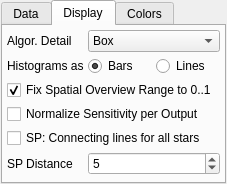
Above: modules/FiAKEr/SensitivitySettings.ui from 3dct/open_iA before the change. Below: the same form after it.
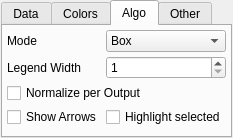
That is the form after the change.

Commit message: Sensitivity: Algo details: rendering improvements + options

What changed in the file:
```diff
--- a/modules/FiAKEr/SensitivitySettings.ui
+++ b/modules/FiAKEr/SensitivitySettings.ui
@@ -6,8 +6,8 @@
    <rect>
     <x>0</x>
     <y>0</y>
-    <width>220</width>
-    <height>184</height>
+    <width>210</width>
+    <height>127</height>
    </rect>
   </property>
   <property name="windowTitle">
@@ -32,7 +32,7 @@
    <item row="2" column="0">
     <widget class="QTabWidget" name="tabWidget">
      <property name="currentIndex">
-      <number>1</number>
+      <number>2</number>
      </property>
      <widget class="QWidget" name="tabData">
       <attribute name="title">
@@ -134,133 +134,6 @@
        </item>
       </layout>
      </widget>
-     <widget class="QWidget" name="tabDisplay">
-      <attribute name="title">
-       <string>Display</string>
-      </attribute>
-      <layout class="QGridLayout" name="gridDisplay">
-       <property name="leftMargin">
-        <number>4</number>
-       </property>
-       <property name="topMargin">
-        <number>4</number>
-       </property>
-       <property name="rightMargin">
-        <number>4</number>
-       </property>
-       <property name="bottomMargin">
-        <number>4</number>
-       </property>
-       <property name="spacing">
-        <number>4</number>
-       </property>
-       <item row="11" column="1" colspan="2">
-        <widget class="QSpinBox" name="sbSPDist">
-         <property name="suffix">
-          <string/>
-         </property>
-         <property name="prefix">
-          <string/>
-         </property>
-         <property name="maximum">
-          <number>100</number>
-         </property>
-         <property name="value">
-          <number>5</number>
-         </property>
-        </widget>
-       </item>
-       <item row="7" column="0" colspan="3">
-        <widget class="QCheckBox" name="cbLimitSpatialOverviewRange">
-         <property name="text">
-          <string>Fix Spatial Overview Range to 0..1</string>
-         </property>
-         <property name="checked">
-          <bool>true</bool>
-         </property>
-        </widget>
-       </item>
-       <item row="1" column="0">
-        <widget class="QLabel" name="lbAlgorithmInfoDisplayMode">
-         <property name="text">
-          <string>Algor. Detail</string>
-         </property>
-        </widget>
-       </item>
-       <item row="2" column="2">
-        <widget class="QRadioButton" name="rbLines">
-         <property name="text">
-          <string>Lines</string>
-         </property>
-        </widget>
-       </item>
-       <item row="11" column="0">
-        <widget class="QLabel" name="label">
-         <property name="text">
-          <string>SP Distance</string>
-         </property>
-        </widget>
-       </item>
-       <item row="2" column="0">
-        <widget class="QLabel" name="lbHistograms">
-         <property name="text">
-          <string>Histograms as</string>
-         </property>
-        </widget>
-       </item>
-       <item row="2" column="1">
-        <widget class="QRadioButton" name="rbBar">
-         <property name="text">
-          <string>Bars</string>
-         </property>
-         <property name="checked">
-          <bool>true</bool>
-         </property>
-        </widget>
-       </item>
-       <item row="1" column="1" colspan="2">
-        <widget class="QComboBox" name="cmbboxAlgoInfoMode">
-         <item>
-          <property name="text">
-           <string>Box</string>
-          </property>
-         </item>
-         <item>
-          <property name="text">
-           <string>Matrix</string>
-          </property>
-         </item>
-        </widget>
-       </item>
-       <item row="9" column="0" colspan="3">
-        <widget class="QCheckBox" name="cbNormalizePerOutput">
-         <property name="text">
-          <string>Normalize Sensitivity per Output</string>
-         </property>
-        </widget>
-       </item>
-       <item row="10" column="0" colspan="3">
-        <widget class="QCheckBox" name="cbUnselectedSTARLines">
-         <property name="text">
-          <string>SP: Connecting lines for all stars</string>
-         </property>
-        </widget>
-       </item>
-       <item row="13" column="0" colspan="3">
-        <spacer name="verticalSpacer">
-         <property name="orientation">
-          <enum>Qt::Vertical</enum>
-         </property>
-         <property name="sizeHint" stdset="0">
-          <size>
-           <width>20</width>
-           <height>40</height>
-          </size>
-         </property>
-        </spacer>
-       </item>
-      </layout>
-     </widget>
      <widget class="QWidget" name="tabColors">
       <attribute name="title">
        <string>Colors</string>
@@ -336,6 +209,202 @@
        </item>
       </layout>
      </widget>
+     <widget class="QWidget" name="tabAlgo">
+      <attribute name="title">
+       <string>Algo</string>
+      </attribute>
+      <layout class="QGridLayout" name="gridAlgo">
+       <property name="leftMargin">
+        <number>4</number>
+       </property>
+       <property name="topMargin">
+        <number>4</number>
+       </property>
+       <property name="rightMargin">
+        <number>4</number>
+       </property>
+       <property name="bottomMargin">
+        <number>4</number>
+       </property>
+       <property name="spacing">
+        <number>4</number>
+       </property>
+       <item row="2" column="0">
+        <widget class="QLabel" name="label_2">
+         <property name="text">
+          <string>Legend Width</string>
+         </property>
+        </widget>
+       </item>
+       <item row="1" column="0">
+        <widget class="QLabel" name="lbAlgorithmInfoDisplayMode">
+         <property name="text">
+          <string>Mode</string>
+         </property>
+        </widget>
+       </item>
+       <item row="2" column="1">
+        <widget class="QSpinBox" name="sbLegendWidth">
+         <property name="minimum">
+          <number>1</number>
+         </property>
+         <property name="maximum">
+          <number>30</number>
+         </property>
+         <property name="value">
+          <number>1</number>
+         </property>
+        </widget>
+       </item>
+       <item row="1" column="1">
+        <widget class="QComboBox" name="cmbboxAlgoInfoMode">
+         <item>
+          <property name="text">
+           <string>Box</string>
+          </property>
+         </item>
+         <item>
+          <property name="text">
+           <string>Matrix</string>
+          </property>
+         </item>
+        </widget>
+       </item>
+       <item row="10" column="0" colspan="2">
+        <widget class="QCheckBox" name="cbNormalizePerOutput">
+         <property name="text">
+          <string>Normalize per Output</string>
+         </property>
+        </widget>
+       </item>
+       <item row="13" column="0" colspan="2">
+        <spacer name="verticalSpacer">
+         <property name="orientation">
+          <enum>Qt::Vertical</enum>
+         </property>
+         <property name="sizeHint" stdset="0">
+          <size>
+           <width>20</width>
+           <height>40</height>
+          </size>
+         </property>
+        </spacer>
+       </item>
+       <item row="11" column="0">
+        <widget class="QCheckBox" name="cbShowArrows">
+         <property name="text">
+          <string>Show Arrows</string>
+         </property>
+        </widget>
+       </item>
+       <item row="11" column="1">
+        <widget class="QCheckBox" name="cbHighlightSelected">
+         <property name="text">
+          <string>Highlight selected</string>
+         </property>
+        </widget>
+       </item>
+      </layout>
+     </widget>
+     <widget class="QWidget" name="tabOther">
+      <attribute name="title">
+       <string>Other</string>
+      </attribute>
+      <layout class="QGridLayout" name="gridDisplay2">
+       <property name="leftMargin">
+        <number>4</number>
+       </property>
+       <property name="topMargin">
+        <number>4</number>
+       </property>
+       <property name="rightMargin">
+        <number>4</number>
+       </property>
+       <property name="bottomMargin">
+        <number>4</number>
+       </property>
+       <property name="spacing">
+        <number>4</number>
+       </property>
+       <item row="7" column="0" colspan="3">
+        <spacer name="verticalSpacer_4">
+         <property name="orientation">
+          <enum>Qt::Vertical</enum>
+         </property>
+         <property name="sizeHint" stdset="0">
+          <size>
+           <width>20</width>
+           <height>40</height>
+          </size>
+         </property>
+        </spacer>
+       </item>
+       <item row="2" column="0">
+        <widget class="QLabel" name="lbHistograms">
+         <property name="text">
+          <string>Histograms as</string>
+         </property>
+        </widget>
+       </item>
+       <item row="2" column="2">
+        <widget class="QRadioButton" name="rbLines">
+         <property name="text">
+          <string>Lines</string>
+         </property>
+        </widget>
+       </item>
+       <item row="2" column="1">
+        <widget class="QRadioButton" name="rbBar">
+         <property name="text">
+          <string>Bars</string>
+         </property>
+         <property name="checked">
+          <bool>true</bool>
+         </property>
+        </widget>
+       </item>
+       <item row="0" column="0" colspan="3">
+        <widget class="QCheckBox" name="cbUnselectedSTARLines">
+         <property name="text">
+          <string>SP: Connecting lines for all stars</string>
+         </property>
+        </widget>
+       </item>
+       <item row="1" column="0">
+        <widget class="QLabel" name="label">
+         <property name="text">
+          <string>SP Distance</string>
+         </property>
+        </widget>
+       </item>
+       <item row="1" column="1" colspan="2">
+        <widget class="QSpinBox" name="sbSPSpacing">
+         <property name="suffix">
+          <string/>
+         </property>
+         <property name="prefix">
+          <string/>
+         </property>
+         <property name="maximum">
+          <number>100</number>
+         </property>
+         <property name="value">
+          <number>5</number>
+         </property>
+        </widget>
+       </item>
+       <item row="4" column="0" colspan="3">
+        <widget class="QCheckBox" name="cbLimitSpatialOverviewRange">
+         <property name="text">
+          <string>0..1 Spatial Overview Range</string>
+         </property>
+         <property name="checked">
+          <bool>true</bool>
+         </property>
+        </widget>
+       </item>
+      </layout>
+     </widget>
     </widget>
    </item>
   </layout>
```
The commit also changes 4 other files.
